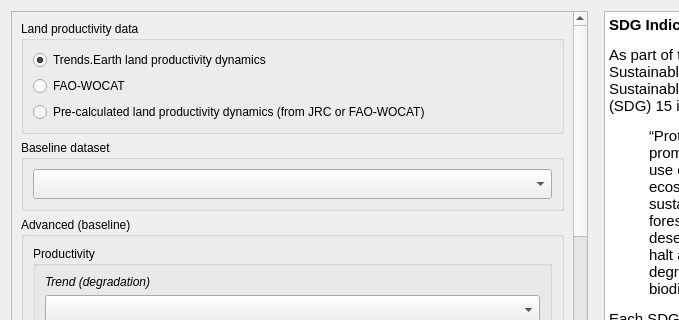
This is LDMP/gui/DlgCalculateLDNSummaryTableAdmin.ui in ConservationInternational/trends.earth as Qt 5 draws it before an edit; both pictures show x 0 to 679 and y 0 to 320 of the 871 by 689 pixel window. The edited form follows.
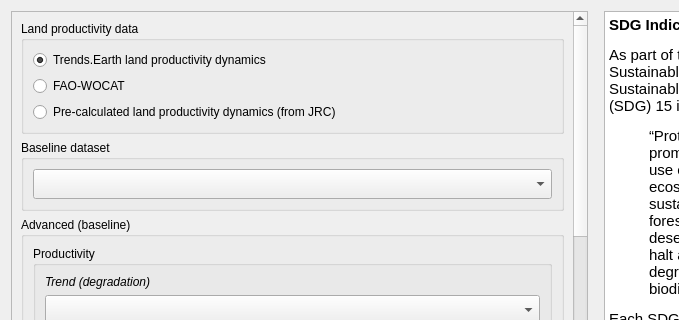
This is the edited form. Custom widgets are drawn as their Qt base class.

Commit message:
Fix fao-wocat local task (#941)
* Fix fao-wocat for local task

* Delete LDMP/LDMP

The edit to the form file:
```diff
--- a/LDMP/gui/DlgCalculateLDNSummaryTableAdmin.ui
+++ b/LDMP/gui/DlgCalculateLDNSummaryTableAdmin.ui
@@ -98,7 +98,7 @@
               <item>
                <widget class="QRadioButton" name="radio_lpd_precalculated">
                 <property name="text">
-                 <string>Pre-calculated land productivity dynamics (from JRC or FAO-WOCAT)</string>
+                 <string>Pre-calculated land productivity dynamics (from JRC)</string>
                 </property>
                 <property name="checked">
                  <bool>false</bool>
```
The commit also changes 6 other files.
